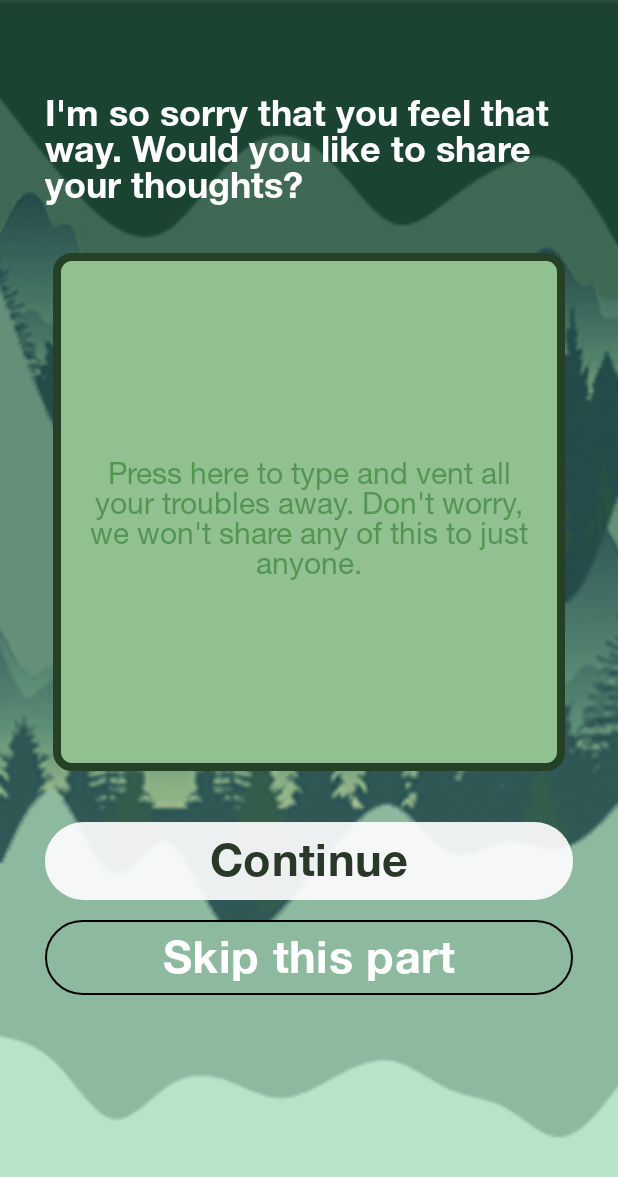
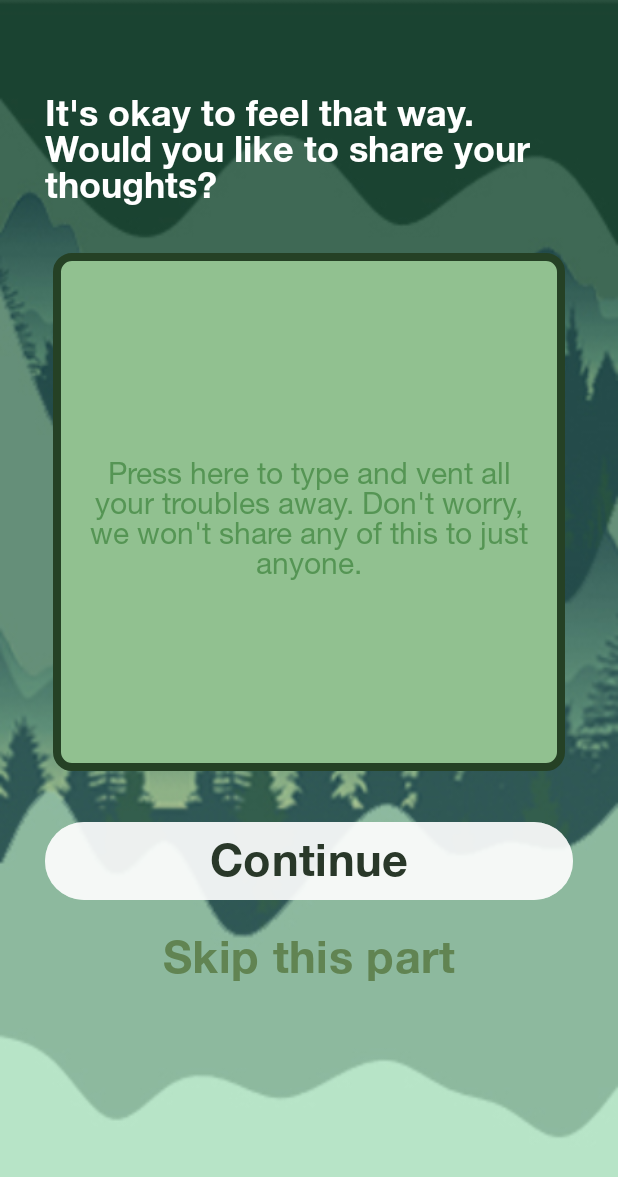
Before and after one commit to PTFinalProject/solitude, an Android app: the journalEntry screen opened directly, with no data from a screen before it, on a phone screen of 412 x 824 dp. Shown: the top 1177 px of the screen. Run offline under Robolectric (Android 15) with nearby library versions, the phone set to English and light mode, and no system bars.

Commit message:
- Edited title text in activity_journal_entry.xml - Changed button color of "Skip" button in activity_journal_entry.xml - Edited strings.xml

```diff
--- a/app/src/main/res/layout/activity_journal_entry.xml
+++ b/app/src/main/res/layout/activity_journal_entry.xml
@@ -72,14 +72,13 @@
         android:layout_marginStart="30dp"
         android:layout_marginTop="5dp"
         android:layout_marginEnd="30dp"
-        android:backgroundTint="@color/skip_button_color"
+        android:backgroundTint="#00000000"
         android:fontFamily="@font/helvetica_neue_lt_std_75_bold"
         android:text="@string/skip_button_text"
-        android:textColor="@color/text"
+        android:textColor="#618452"
         android:textSize="30sp"
         app:layout_constraintEnd_toEndOf="parent"
         app:layout_constraintStart_toStartOf="parent"
-        app:layout_constraintTop_toBottomOf="@+id/button2"
-        app:strokeWidth="1dp" />
+        app:layout_constraintTop_toBottomOf="@+id/button2" />
 
 </androidx.constraintlayout.widget.ConstraintLayout>
--- a/app/src/main/res/values/strings.xml
+++ b/app/src/main/res/values/strings.xml
@@ -12,6 +12,6 @@
     <string name="smart_sun_tnt_number_1">0908-639-2672</string>
     <string name="next_button_text">Continue</string>
     <string name="skip_button_text">Skip this part</string>
-    <string name="journal_entry_title">I\'m so sorry that you feel that way. Would you like to share your thoughts?</string>
+    <string name="journal_entry_title">It\'s okay to feel that way. Would you like to share your thoughts?</string>
     <string name="journal_text_entry_hint">Press here to type and vent all your troubles away. Don\'t worry, we won\'t share any of this to just anyone.</string>
 </resources>
```
